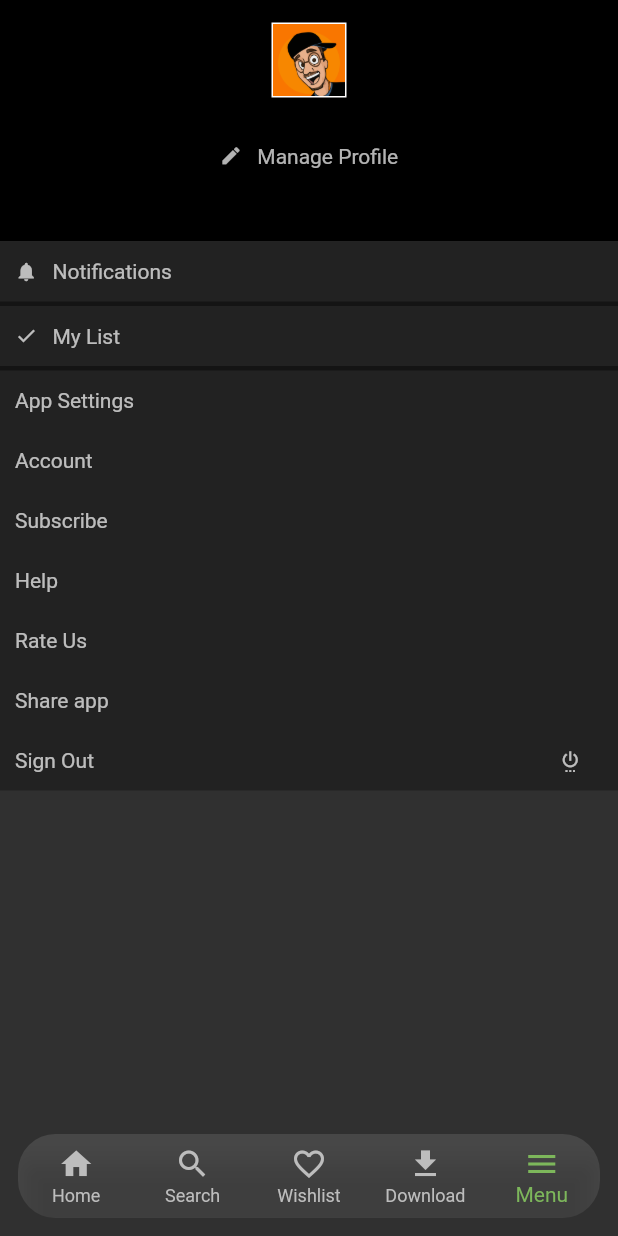
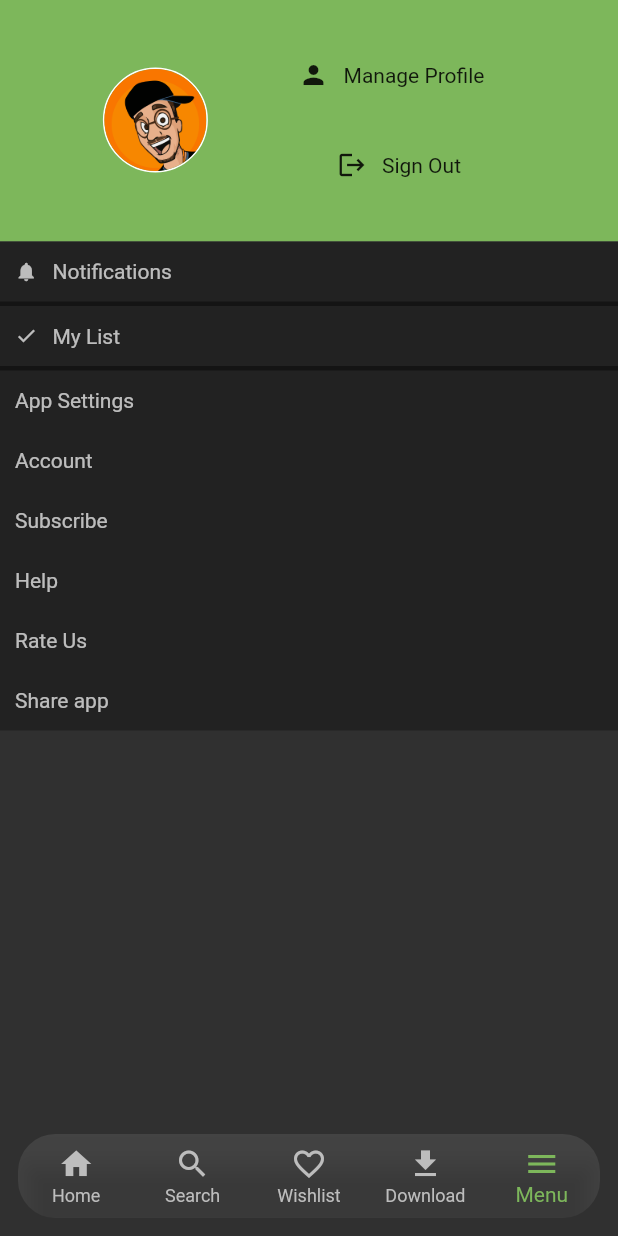
Before and after one commit to admin-mybytecode/ott, a Flutter app: the BottomNavigationBarController screen opened directly, item 5 of the bottom bar chosen, on a phone screen of 412 x 824 dp. Run offline on Flutter 3.47's test engine with Material 2 defaults, Android fonts, the phone set to English and light mode, and no system bars; our stand-ins replace auto_size_text, bubble_tab_indicator, connectivity, data_connection_checker, device_info, dio and 17 more; missing offline and left inert: braintree_payment, flutter_downloader, flutter_facebook_login, flutter_paystack, get_ip, launch_review and 4 more; accounts and stored records are empty.

Commit message:
profile screen

```diff
--- a/lib/controller/navigation_bar_controller.dart
+++ b/lib/controller/navigation_bar_controller.dart
@@ -121,12 +121,12 @@ class _BottomNavigationBarControllerState
                       borderRadius: BorderRadius.all(Radius.circular(25.0)),
                       child: BackdropFilter(
                         filter: ImageFilter.blur(
-                          sigmaX: 4.0,
-                          sigmaY: 4.0,
+                          sigmaX: 10.0,
+                          sigmaY: 10.0,
                         ),
                         child: BottomNavigationBar(
                           type: BottomNavigationBarType.fixed,
-                          backgroundColor: Colors.white.withOpacity(0.12),
+                          backgroundColor: Colors.white.withOpacity(0.1),
                           items: const <BottomNavigationBarItem>[
                             BottomNavigationBarItem(
                                 label: "Home", icon: Icon(Icons.home)),
--- a/lib/ui/custom_drawer.dart
+++ b/lib/ui/custom_drawer.dart
@@ -141,12 +141,17 @@ class CustomDrawerState extends State<CustomDrawer> {
             )));
   }
 
-  Widget profileImage() {
-    return Column(
+  Widget profileImage(width) {
+    return Row(
+      mainAxisAlignment: MainAxisAlignment.center,
       children: <Widget>[
-        Container(
-          height: 50.0,
-          width: 50.0,
+        Padding(
+          padding: const EdgeInsets.only(right: 20.0),
+          child: Container(
+            height: 70.0,
+            width: 70.0,
+            child: ClipRRect(
+              borderRadius: BorderRadius.all(Radius.circular(100.0)),
               child: userImage != null
                   ? Image.network(
                       "${APIData.profileImageUri}" + "$userImage",
@@ -158,15 +163,62 @@ class CustomDrawerState extends State<CustomDrawer> {
                       scale: 1.7,
                       fit: BoxFit.cover,
                     ),
+            ),
             decoration: BoxDecoration(
-              border: Border.all(color: Colors.white, width: 1.0)),
+                border: Border.all(color: Colors.white, width: 1.0),
+                borderRadius: BorderRadius.circular(100.0)),
           ),
-        Text(name,
+        ),
+        Padding(
+          padding: const EdgeInsets.only(right: 20.0),
+          child: Text(name,
               textAlign: TextAlign.center,
               style: TextStyle(
+                  color: Colors.black87,
+                  fontSize: 15.0,
+                  fontWeight: FontWeight.w400)),
+        ),
+        Column(
+          children: [
+            Container(
+              width: width * 0.4,
+              child: InkWell(
+                onTap: () {
+                  var route = MaterialPageRoute(
+                      builder: (context) => ManageProfileForm());
+                  Navigator.push(context, route);
+                },
+                child: new Row(
+                  crossAxisAlignment: CrossAxisAlignment.center,
+                  mainAxisAlignment: MainAxisAlignment.center,
+                  children: <Widget>[
+                    Icon(Icons.person, size: 20, color: Colors.black87),
+                    SizedBox(
+                      width: 10.0,
+                    ),
+                    Text(
+                      "Manage Profile",
+                      textAlign: TextAlign.center,
+                      style: TextStyle(
+                          color: Colors.black87,
+                          fontSize: 14.0,
+                          fontWeight: FontWeight.w400),
+                    ),
+                  ],
+                ),
+              ),
+            ),
+            SizedBox(
+              height: 30.0,
+            ),
+            Divider(
               color: Colors.white,
-                fontSize: 14.0,
-                fontWeight: FontWeight.w400)),
+              thickness: 10.0,
+              height: 10.0,
+            ),
+            signOut(),
+          ],
+        ),
       ],
     );
   }
@@ -181,11 +233,11 @@ class CustomDrawerState extends State<CustomDrawer> {
           child: Column(
             children: <Widget>[
               SizedBox(
-                height: 15.0,
+                height: 40.0,
               ),
               status == "1"
                   ? userPaymentType == "Free"
-                      ? profileImage()
+                      ? profileImage(width)
                       : Container(
                           height: 100,
                           child: ListView.builder(
@@ -202,7 +254,7 @@ class CustomDrawerState extends State<CustomDrawer> {
                                               height: 70.0,
                                               margin:
                                                   EdgeInsets.only(right: 10.0),
-                                              width: 70,
+                                              width: 70.0,
                                               child: userImage != null
                                                   ? Image.network(
                                                       "${APIData.profileImageUri}" +
@@ -222,9 +274,6 @@ class CustomDrawerState extends State<CustomDrawer> {
                                                   border: Border.all(
                                                       color: Colors.white,
                                                       width: 1.0)),
-                                            ),
-                                            SizedBox(
-                                              height: 10.0,
                                             ),
                                             screenList[index] == null
                                                 ? Text(
@@ -266,9 +315,6 @@ class CustomDrawerState extends State<CustomDrawer> {
                                                       fit: BoxFit.cover,
                                                     ),
                                             ),
-                                            SizedBox(
-                                              height: 10.0,
-                                            ),
                                             screenList[index] == null
                                                 ? userName(
                                                     "${screenList[index]}")
@@ -287,44 +333,11 @@ class CustomDrawerState extends State<CustomDrawer> {
                                 );
                               }),
                         )
-                  : profileImage(),
-              SizedBox(
-                height: 15.0,
-              ),
-              Container(
-                  width: width,
-                  color: primaryDarkColor,
-                  child: Padding(
-                      padding: EdgeInsets.only(bottom: 15.0),
-                      child: InkWell(
-                        onTap: () {
-                          var route = MaterialPageRoute(
-                              builder: (context) => ManageProfileForm());
-                          Navigator.push(context, route);
-                        },
-                        child: new Row(
-                          crossAxisAlignment: CrossAxisAlignment.center,
-                          mainAxisAlignment: MainAxisAlignment.center,
-                          children: <Widget>[
-                            Icon(Icons.edit, size: 15, color: Colors.white70),
-                            SizedBox(
-                              width: 10.0,
-                            ),
-                            Text(
-                              "Manage Profile",
-                              textAlign: TextAlign.center,
-                              style: TextStyle(
-                                  color: Colors.white70,
-                                  fontSize: 14.0,
-                                  fontWeight: FontWeight.w400),
-                            ),
-                          ],
-                        ),
-                      ))),
+                  : profileImage(width),
             ],
           ),
           decoration: BoxDecoration(
-            color: primaryDarkColor,
+            color: greenPrime,
           ),
         ));
   }
@@ -638,28 +651,21 @@ class CustomDrawerState extends State<CustomDrawer> {
         onTap: () {
           _signOutDialog();
         },
-        child: Padding(
-          padding: EdgeInsets.fromLTRB(10.0, 12.0, 10.0, 12.0),
         child: Row(
           children: <Widget>[
-              Expanded(
-                flex: 8,
-                child: Text(
+            Padding(
+              padding: const EdgeInsets.symmetric(horizontal: 10.0),
+              child: Icon(Icons.logout, size: 20, color: Colors.black87),
+            ),
+            Text(
               "Sign Out",
               textAlign: TextAlign.left,
               style: TextStyle(
-                      color: Colors.white70,
+                  color: Colors.black87,
                   fontSize: 14.0,
                   fontWeight: FontWeight.w400),
             ),
-              ),
-              Expanded(
-                flex: 1,
-                child:
-                    Icon(Icons.settings_power, size: 15, color: Colors.white70),
-              )
           ],
-          ),
         ));
   }
 
@@ -719,7 +725,6 @@ class CustomDrawerState extends State<CustomDrawer> {
           help(),
           rateUs(),
           shareApp(),
-          signOut(),
         ],
       ),
       decoration: BoxDecoration(
```
Also changed, not shown: lib/ui/manage_profile.dart (+258 -207 lines), 1 other file. Lines whose indentation alone changed are shown as unchanged.
